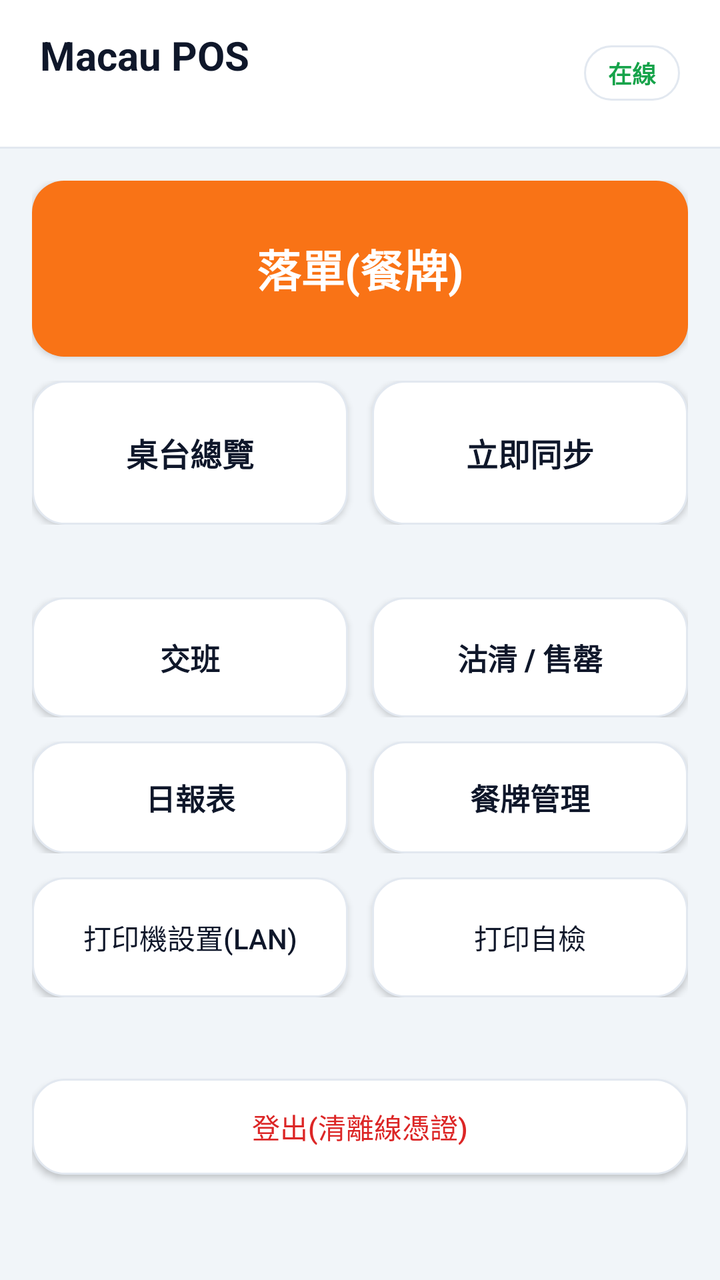
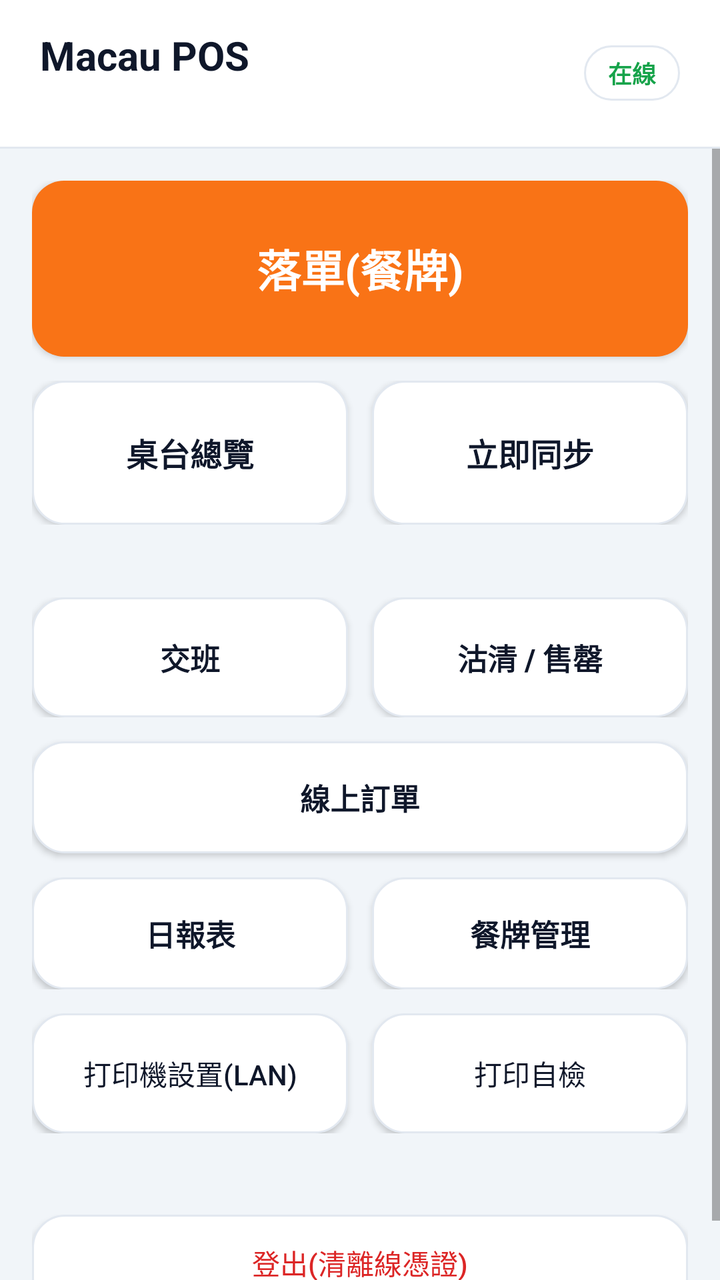

Screens rendered from an Android XML layout before and after an edit, with the pre-edit source and the edit as a unified diff.
<!-- AndroidManifest.xml: application theme Theme.MacauposNative -->
<!-- res/layout/activity_home.xml -->
<?xml version="1.0" encoding="utf-8"?>
<LinearLayout xmlns:android="http://schemas.android.com/apk/res/android"
    android:layout_width="match_parent"
    android:layout_height="match_parent"
    android:orientation="vertical"
    android:background="@color/bg_screen">

    
    <LinearLayout
        android:layout_width="match_parent"
        android:layout_height="wrap_content"
        android:orientation="horizontal"
        android:gravity="center_vertical"
        android:background="@color/card"
        android:paddingHorizontal="20dp"
        android:paddingVertical="14dp">

        <LinearLayout
            android:layout_width="0dp"
            android:layout_height="wrap_content"
            android:layout_weight="1"
            android:orientation="vertical">

            <TextView
                android:id="@+id/txtStoreName"
                android:layout_width="wrap_content"
                android:layout_height="wrap_content"
                android:text="@string/home_title"
                android:textColor="@color/text_primary"
                android:textSize="20sp"
                android:textStyle="bold" />

            <TextView
                android:id="@+id/txtMeta"
                android:layout_width="wrap_content"
                android:layout_height="wrap_content"
                android:layout_marginTop="2dp"
                android:textColor="@color/text_secondary"
                android:textSize="12sp" />
        </LinearLayout>

        <TextView
            android:id="@+id/txtOffline"
            android:layout_width="wrap_content"
            android:layout_height="wrap_content"
            android:background="@drawable/bg_btn_outline"
            android:paddingHorizontal="12dp"
            android:paddingVertical="5dp"
            android:text="在線"
            android:textColor="@color/ok_green"
            android:textSize="12sp"
            android:textStyle="bold" />
    </LinearLayout>

    <View
        android:layout_width="match_parent"
        android:layout_height="1dp"
        android:background="@color/card_border" />

    
    <ScrollView
        android:layout_width="match_parent"
        android:layout_height="0dp"
        android:layout_weight="1"
        android:fillViewport="true">

        <LinearLayout
            android:layout_width="match_parent"
            android:layout_height="wrap_content"
            android:orientation="vertical"
            android:padding="16dp">

            
            <Button
                android:id="@+id/btnOrder"
                android:layout_width="match_parent"
                android:layout_height="88dp"
                android:background="@drawable/bg_btn_accent"
                android:text="落單(餐牌)"
                android:textColor="@color/card"
                android:textSize="22sp"
                android:textStyle="bold" />

            <LinearLayout
                android:layout_width="match_parent"
                android:layout_height="wrap_content"
                android:layout_marginTop="12dp"
                android:orientation="horizontal">

                <Button
                    android:id="@+id/btnTables"
                    android:layout_width="0dp"
                    android:layout_height="72dp"
                    android:layout_weight="1"
                    android:background="@drawable/bg_btn_outline"
                    android:text="桌台總覽"
                    android:textColor="@color/text_primary"
                    android:textSize="16sp"
                    android:textStyle="bold" />

                <Button
                    android:id="@+id/btnSync"
                    android:layout_width="0dp"
                    android:layout_height="72dp"
                    android:layout_marginStart="12dp"
                    android:layout_weight="1"
                    android:background="@drawable/bg_btn_outline"
                    android:text="立即同步"
                    android:textColor="@color/text_primary"
                    android:textSize="16sp"
                    android:textStyle="bold" />
            </LinearLayout>

            <TextView
                android:id="@+id/txtSyncState"
                android:layout_width="match_parent"
                android:layout_height="wrap_content"
                android:layout_marginTop="8dp"
                android:gravity="center"
                android:textColor="@color/text_secondary"
                android:textSize="12sp" />

            <LinearLayout
                android:layout_width="match_parent"
                android:layout_height="wrap_content"
                android:layout_marginTop="12dp"
                android:orientation="horizontal">

                <Button
                    android:id="@+id/btnShift"
                    android:layout_width="0dp"
                    android:layout_height="60dp"
                    android:layout_weight="1"
                    android:background="@drawable/bg_btn_outline"
                    android:text="交班"
                    android:textColor="@color/text_primary"
                    android:textSize="15sp"
                    android:textStyle="bold" />

                <Button
                    android:id="@+id/btnSoldOut"
                    android:layout_width="0dp"
                    android:layout_height="60dp"
                    android:layout_marginStart="12dp"
                    android:layout_weight="1"
                    android:background="@drawable/bg_btn_outline"
                    android:text="沽清 / 售罄"
                    android:textColor="@color/text_primary"
                    android:textSize="15sp"
                    android:textStyle="bold" />
            </LinearLayout>

            <LinearLayout
                android:layout_width="match_parent"
                android:layout_height="wrap_content"
                android:layout_marginTop="12dp"
                android:orientation="horizontal">

                <Button
                    android:id="@+id/btnReport"
                    android:layout_width="0dp"
                    android:layout_height="56dp"
                    android:layout_weight="1"
                    android:background="@drawable/bg_btn_outline"
                    android:text="日報表"
                    android:textColor="@color/text_primary"
                    android:textSize="15sp"
                    android:textStyle="bold" />

                <Button
                    android:id="@+id/btnMenuAdmin"
                    android:layout_width="0dp"
                    android:layout_height="56dp"
                    android:layout_marginStart="12dp"
                    android:layout_weight="1"
                    android:background="@drawable/bg_btn_outline"
                    android:text="餐牌管理"
                    android:textColor="@color/text_primary"
                    android:textSize="15sp"
                    android:textStyle="bold" />
            </LinearLayout>

            <LinearLayout
                android:layout_width="match_parent"
                android:layout_height="wrap_content"
                android:layout_marginTop="12dp"
                android:orientation="horizontal">

                <Button
                    android:id="@+id/btnPrinter"
                    android:layout_width="0dp"
                    android:layout_height="60dp"
                    android:layout_weight="1"
                    android:background="@drawable/bg_btn_outline"
                    android:text="打印機設置(LAN)"
                    android:textColor="@color/text_primary"
                    android:textSize="14sp" />

                <Button
                    android:id="@+id/btnSelfTest"
                    android:layout_width="0dp"
                    android:layout_height="60dp"
                    android:layout_marginStart="12dp"
                    android:layout_weight="1"
                    android:background="@drawable/bg_btn_outline"
                    android:text="打印自檢"
                    android:textColor="@color/text_primary"
                    android:textSize="14sp" />
            </LinearLayout>

            <TextView
                android:id="@+id/txtSelfTest"
                android:layout_width="match_parent"
                android:layout_height="wrap_content"
                android:layout_marginTop="6dp"
                android:fontFamily="monospace"
                android:gravity="center"
                android:textColor="@color/text_faint"
                android:textSize="11sp" />

            <Button
                android:id="@+id/btnLogout"
                android:layout_width="match_parent"
                android:layout_height="48dp"
                android:layout_marginTop="20dp"
                android:background="@drawable/bg_btn_outline"
                android:text="登出(清離線憑證)"
                android:textColor="@color/warn_red"
                android:textSize="14sp" />
        </LinearLayout>
    </ScrollView>
</LinearLayout>
<!-- resources referenced by this layout -->
<resources>
  <color name="bg_screen">#F1F5F9</color>
  <color name="card">#FFFFFF</color>
  <color name="card_border">#E2E8F0</color>
  <color name="ok_green">#16A34A</color>
  <color name="text_faint">#94A3B8</color>
  <color name="text_primary">#0F172A</color>
  <color name="text_secondary">#64748B</color>
  <color name="warn_red">#DC2626</color>
  <!-- drawable bg_btn_accent (drawable) -->
  <?xml version="1.0" encoding="utf-8"?>
  <selector xmlns:android="http://schemas.android.com/apk/res/android">
      <item android:state_pressed="true">
          <shape android:shape="rectangle">
              <solid android:color="@color/accent_deep" />
              <corners android:radius="16dp" />
          </shape>
      </item>
      <item android:state_enabled="false">
          <shape android:shape="rectangle">
              <solid android:color="#E2E8F0" />
              <corners android:radius="16dp" />
          </shape>
      </item>
      <item>
          <shape android:shape="rectangle">
              <solid android:color="@color/accent" />
              <corners android:radius="16dp" />
          </shape>
      </item>
  </selector>
  <!-- drawable bg_btn_outline (drawable) -->
  <?xml version="1.0" encoding="utf-8"?>
  <selector xmlns:android="http://schemas.android.com/apk/res/android">
      <item android:state_pressed="true">
          <shape android:shape="rectangle">
              <solid android:color="@color/chip_bg" />
              <corners android:radius="16dp" />
              <stroke android:width="1dp" android:color="@color/text_faint" />
          </shape>
      </item>
      <item>
          <shape android:shape="rectangle">
              <solid android:color="@color/card" />
              <corners android:radius="16dp" />
              <stroke android:width="1dp" android:color="@color/card_border" />
          </shape>
      </item>
  </selector>
  <string name="home_title">Macau POS</string>
  <style name="Theme.MacauposNative" parent="android:Theme.Material.Light.NoActionBar">
          <item name="android:statusBarColor">#F1F5F9</item>
          <item name="android:navigationBarColor">#FFFFFF</item>
          <item name="android:windowBackground">#F1F5F9</item>
          <item name="android:colorAccent">#F97316</item>
          <item name="android:windowLightStatusBar">true</item>
      </style>
  <color name="accent_deep">#EA580C</color>
  <color name="accent">#F97316</color>
  <color name="chip_bg">#F8FAFC</color>
</resources>

<!-- the commit's change to res/layout/activity_home.xml (unified diff, before → after) -->
@@ -150,6 +150,17 @@
                     android:textStyle="bold" />
             </LinearLayout>
 
+            <Button
+                android:id="@+id/btnOnlineOrders"
+                android:layout_width="match_parent"
+                android:layout_height="56dp"
+                android:layout_marginTop="12dp"
+                android:background="@drawable/bg_btn_outline"
+                android:text="線上訂單"
+                android:textColor="@color/text_primary"
+                android:textSize="15sp"
+                android:textStyle="bold" />
+
             <LinearLayout
                 android:layout_width="match_parent"
                 android:layout_height="wrap_content"
